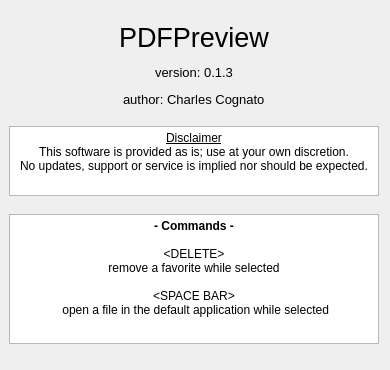
The window that PDFPreview/gui/ui_about.ui (FlyBoy8869/PDFPreview) describes before a commit, drawn with Qt 5.
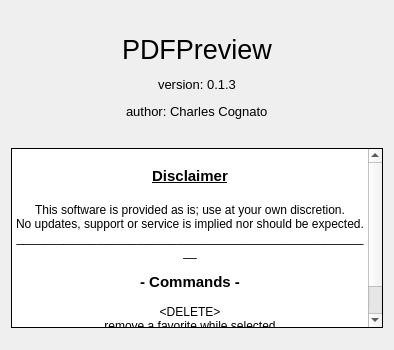
The same window after the commit.

Commit message: About dialog reformating

The edit to the form file:
```diff
--- a/PDFPreview/gui/ui_about.ui
+++ b/PDFPreview/gui/ui_about.ui
@@ -6,118 +6,22 @@
    <rect>
     <x>0</x>
     <y>0</y>
-    <width>390</width>
-    <height>370</height>
+    <width>394</width>
+    <height>350</height>
    </rect>
   </property>
   <property name="maximumSize">
    <size>
-    <width>390</width>
-    <height>370</height>
+    <width>394</width>
+    <height>350</height>
    </size>
   </property>
   <property name="windowTitle">
    <string>About</string>
   </property>
-  <widget class="QTextEdit" name="textEdit">
-   <property name="geometry">
-    <rect>
-     <x>9</x>
-     <y>126</y>
-     <width>370</width>
-     <height>70</height>
-    </rect>
-   </property>
-   <property name="sizePolicy">
-    <sizepolicy hsizetype="Fixed" vsizetype="Fixed">
-     <horstretch>0</horstretch>
-     <verstretch>0</verstretch>
-    </sizepolicy>
-   </property>
-   <property name="minimumSize">
-    <size>
-     <width>370</width>
-     <height>70</height>
-    </size>
-   </property>
-   <property name="maximumSize">
-    <size>
-     <width>16777215</width>
-     <height>70</height>
-    </size>
-   </property>
-   <property name="readOnly">
-    <bool>true</bool>
-   </property>
-   <property name="html">
-    <string>&lt;!DOCTYPE HTML PUBLIC &quot;-//W3C//DTD HTML 4.0//EN&quot; &quot;http://www.w3.org/TR/REC-html40/strict.dtd&quot;&gt;
-&lt;html&gt;&lt;head&gt;&lt;meta name=&quot;qrichtext&quot; content=&quot;1&quot; /&gt;&lt;meta charset=&quot;utf-8&quot; /&gt;&lt;style type=&quot;text/css&quot;&gt;
-p, li { white-space: pre-wrap; }
-hr { height: 1px; border-width: 0; }
-li.unchecked::marker { content: &quot;\2610&quot;; }
-li.checked::marker { content: &quot;\2612&quot;; }
-&lt;/style&gt;&lt;/head&gt;&lt;body style=&quot; font-family:'Segoe UI'; font-size:9pt; font-weight:400; font-style:normal;&quot;&gt;
-&lt;p align=&quot;center&quot; style=&quot; margin-top:0px; margin-bottom:0px; margin-left:0px; margin-right:0px; -qt-block-indent:0; text-indent:0px;&quot;&gt;&lt;span style=&quot; text-decoration: underline;&quot;&gt;Disclaimer&lt;/span&gt;&lt;/p&gt;
-&lt;p align=&quot;center&quot; style=&quot; margin-top:0px; margin-bottom:0px; margin-left:0px; margin-right:0px; -qt-block-indent:0; text-indent:0px;&quot;&gt;This software is provided as is; use at your own discretion.&lt;/p&gt;
-&lt;p align=&quot;center&quot; style=&quot; margin-top:0px; margin-bottom:0px; margin-left:0px; margin-right:0px; -qt-block-indent:0; text-indent:0px;&quot;&gt;No updates, support or service is implied nor should be expected.&lt;/p&gt;&lt;/body&gt;&lt;/html&gt;</string>
-   </property>
-  </widget>
-  <widget class="QTextEdit" name="textEdit_2">
-   <property name="geometry">
-    <rect>
-     <x>9</x>
-     <y>214</y>
-     <width>370</width>
-     <height>130</height>
-    </rect>
-   </property>
-   <property name="sizePolicy">
-    <sizepolicy hsizetype="Fixed" vsizetype="Fixed">
-     <horstretch>0</horstretch>
-     <verstretch>0</verstretch>
-    </sizepolicy>
-   </property>
-   <property name="minimumSize">
-    <size>
-     <width>370</width>
-     <height>90</height>
-    </size>
-   </property>
-   <property name="maximumSize">
-    <size>
-     <width>16777215</width>
-     <height>130</height>
-    </size>
-   </property>
-   <property name="readOnly">
-    <bool>true</bool>
-   </property>
-   <property name="html">
-    <string>&lt;!DOCTYPE HTML PUBLIC &quot;-//W3C//DTD HTML 4.0//EN&quot; &quot;http://www.w3.org/TR/REC-html40/strict.dtd&quot;&gt;
-&lt;html&gt;&lt;head&gt;&lt;meta name=&quot;qrichtext&quot; content=&quot;1&quot; /&gt;&lt;meta charset=&quot;utf-8&quot; /&gt;&lt;style type=&quot;text/css&quot;&gt;
-p, li { white-space: pre-wrap; }
-hr { height: 1px; border-width: 0; }
-li.unchecked::marker { content: &quot;\2610&quot;; }
-li.checked::marker { content: &quot;\2612&quot;; }
-&lt;/style&gt;&lt;/head&gt;&lt;body style=&quot; font-family:'Segoe UI'; font-size:9pt; font-weight:400; font-style:normal;&quot;&gt;
-&lt;p align=&quot;center&quot; style=&quot; margin-top:0px; margin-bottom:0px; margin-left:0px; margin-right:0px; -qt-block-indent:0; text-indent:0px;&quot;&gt;&lt;span style=&quot; font-weight:700;&quot;&gt;- Commands -&lt;/span&gt;&lt;/p&gt;
-&lt;p align=&quot;center&quot; style=&quot;-qt-paragraph-type:empty; margin-top:0px; margin-bottom:0px; margin-left:0px; margin-right:0px; -qt-block-indent:0; text-indent:0px;&quot;&gt;&lt;br /&gt;&lt;/p&gt;
-&lt;p align=&quot;center&quot; style=&quot; margin-top:0px; margin-bottom:0px; margin-left:0px; margin-right:0px; -qt-block-indent:0; text-indent:0px;&quot;&gt;&amp;lt;DELETE&amp;gt;&lt;/p&gt;
-&lt;p align=&quot;center&quot; style=&quot; margin-top:0px; margin-bottom:0px; margin-left:0px; margin-right:0px; -qt-block-indent:0; text-indent:0px;&quot;&gt;remove a favorite while selected&lt;/p&gt;
-&lt;p align=&quot;center&quot; style=&quot;-qt-paragraph-type:empty; margin-top:0px; margin-bottom:0px; margin-left:0px; margin-right:0px; -qt-block-indent:0; text-indent:0px;&quot;&gt;&lt;br /&gt;&lt;/p&gt;
-&lt;p align=&quot;center&quot; style=&quot; margin-top:0px; margin-bottom:0px; margin-left:0px; margin-right:0px; -qt-block-indent:0; text-indent:0px;&quot;&gt;&amp;lt;SPACE BAR&amp;gt;&lt;/p&gt;
-&lt;p align=&quot;center&quot; style=&quot; margin-top:0px; margin-bottom:0px; margin-left:0px; margin-right:0px; -qt-block-indent:0; text-indent:0px;&quot;&gt; open a file in the default application while selected&lt;/p&gt;&lt;/body&gt;&lt;/html&gt;</string>
-   </property>
-  </widget>
+  <layout class="QVBoxLayout" name="verticalLayout_2">
+   <item>
   <widget class="QFrame" name="frame">
-   <property name="geometry">
-    <rect>
-     <x>9</x>
-     <y>9</y>
-     <width>370</width>
-     <height>111</height>
-    </rect>
-   </property>
    <property name="maximumSize">
     <size>
      <width>16777215</width>
@@ -280,6 +184,66 @@
     </item>
    </layout>
   </widget>
+   </item>
+   <item>
+    <widget class="QTextEdit" name="textEdit">
+     <property name="sizePolicy">
+      <sizepolicy hsizetype="Expanding" vsizetype="Expanding">
+       <horstretch>0</horstretch>
+       <verstretch>0</verstretch>
+      </sizepolicy>
+     </property>
+     <property name="minimumSize">
+      <size>
+       <width>370</width>
+       <height>160</height>
+      </size>
+     </property>
+     <property name="maximumSize">
+      <size>
+       <width>16777215</width>
+       <height>180</height>
+      </size>
+     </property>
+     <property name="styleSheet">
+      <string notr="true">QTextEdit {
+	background-color: &quot;gray&quot;;
+}</string>
+     </property>
+     <property name="frameShape">
+      <enum>QFrame::Shape::Box</enum>
+     </property>
+     <property name="frameShadow">
+      <enum>QFrame::Shadow::Plain</enum>
+     </property>
+     <property name="readOnly">
+      <bool>true</bool>
+     </property>
+     <property name="html">
+      <string>&lt;!DOCTYPE HTML PUBLIC &quot;-//W3C//DTD HTML 4.0//EN&quot; &quot;http://www.w3.org/TR/REC-html40/strict.dtd&quot;&gt;
+&lt;html&gt;&lt;head&gt;&lt;meta name=&quot;qrichtext&quot; content=&quot;1&quot; /&gt;&lt;meta charset=&quot;utf-8&quot; /&gt;&lt;style type=&quot;text/css&quot;&gt;
+p, li { white-space: pre-wrap; }
+hr { height: 1px; border-width: 0; }
+li.unchecked::marker { content: &quot;\2610&quot;; }
+li.checked::marker { content: &quot;\2612&quot;; }
+&lt;/style&gt;&lt;/head&gt;&lt;body style=&quot; font-family:'.AppleSystemUIFont'; font-size:13pt; font-weight:400; font-style:normal;&quot;&gt;
+&lt;p align=&quot;center&quot; style=&quot; margin-top:0px; margin-bottom:0px; margin-left:0px; margin-right:0px; -qt-block-indent:0; text-indent:0px;&quot;&gt;&lt;span style=&quot; font-size:9pt;&quot;&gt; &lt;/span&gt;&lt;/p&gt;
+&lt;p align=&quot;center&quot; style=&quot; margin-top:0px; margin-bottom:0px; margin-left:0px; margin-right:0px; -qt-block-indent:0; text-indent:0px;&quot;&gt;&lt;span style=&quot; font-family:'Segoe UI'; font-size:11pt; font-weight:700; text-decoration: underline;&quot;&gt;Disclaimer&lt;/span&gt;&lt;/p&gt;
+&lt;p align=&quot;center&quot; style=&quot;-qt-paragraph-type:empty; margin-top:0px; margin-bottom:0px; margin-left:0px; margin-right:0px; -qt-block-indent:0; text-indent:0px; font-family:'Segoe UI'; font-size:11pt; font-weight:700; text-decoration: underline;&quot;&gt;&lt;br /&gt;&lt;/p&gt;
+&lt;p align=&quot;center&quot; style=&quot; margin-top:0px; margin-bottom:0px; margin-left:0px; margin-right:0px; -qt-block-indent:0; text-indent:0px;&quot;&gt;&lt;span style=&quot; font-family:'Segoe UI'; font-size:9pt;&quot;&gt;This software is provided as is; use at your own discretion.&lt;/span&gt;&lt;/p&gt;
+&lt;p align=&quot;center&quot; style=&quot; margin-top:0px; margin-bottom:0px; margin-left:0px; margin-right:0px; -qt-block-indent:0; text-indent:0px;&quot;&gt;&lt;span style=&quot; font-family:'Segoe UI'; font-size:9pt;&quot;&gt;No updates, support or service is implied nor should be expected.&lt;/span&gt;&lt;/p&gt;
+&lt;p align=&quot;center&quot; style=&quot; margin-top:0px; margin-bottom:0px; margin-left:0px; margin-right:0px; -qt-block-indent:0; text-indent:0px;&quot;&gt;&lt;span style=&quot; font-family:'Segoe UI'; font-size:9pt;&quot;&gt;______________________________________________________&lt;/span&gt;&lt;/p&gt;
+&lt;p align=&quot;center&quot; style=&quot;-qt-paragraph-type:empty; margin-top:0px; margin-bottom:0px; margin-left:0px; margin-right:0px; -qt-block-indent:0; text-indent:0px; font-family:'Segoe UI'; font-size:9pt;&quot;&gt;&lt;br /&gt;&lt;/p&gt;
+&lt;p align=&quot;center&quot; style=&quot; margin-top:0px; margin-bottom:0px; margin-left:0px; margin-right:0px; -qt-block-indent:0; text-indent:0px;&quot;&gt;&lt;span style=&quot; font-family:'Segoe UI'; font-size:11pt; font-weight:700;&quot;&gt;- Commands -&lt;/span&gt;&lt;/p&gt;
+&lt;p align=&quot;center&quot; style=&quot;-qt-paragraph-type:empty; margin-top:0px; margin-bottom:0px; margin-left:0px; margin-right:0px; -qt-block-indent:0; text-indent:0px; font-family:'Segoe UI'; font-size:9pt;&quot;&gt;&lt;br /&gt;&lt;/p&gt;
+&lt;p align=&quot;center&quot; style=&quot; margin-top:0px; margin-bottom:0px; margin-left:0px; margin-right:0px; -qt-block-indent:0; text-indent:0px;&quot;&gt;&lt;span style=&quot; font-family:'Segoe UI'; font-size:9pt;&quot;&gt;&amp;lt;DELETE&amp;gt;&lt;/span&gt;&lt;/p&gt;
+&lt;p align=&quot;center&quot; style=&quot; margin-top:0px; margin-bottom:0px; margin-left:0px; margin-right:0px; -qt-block-indent:0; text-indent:0px;&quot;&gt;&lt;span style=&quot; font-family:'Segoe UI'; font-size:9pt;&quot;&gt;remove a favorite while selected&lt;/span&gt;&lt;/p&gt;
+&lt;p align=&quot;center&quot; style=&quot; margin-top:0px; margin-bottom:0px; margin-left:0px; margin-right:0px; -qt-block-indent:0; text-indent:0px;&quot;&gt;&lt;span style=&quot; font-family:'Segoe UI'; font-size:9pt;&quot;&gt;&amp;lt;SPACE BAR&amp;gt;&lt;/span&gt;&lt;/p&gt;
+&lt;p align=&quot;center&quot; style=&quot; margin-top:0px; margin-bottom:0px; margin-left:0px; margin-right:0px; -qt-block-indent:0; text-indent:0px;&quot;&gt;&lt;span style=&quot; font-family:'Segoe UI'; font-size:9pt;&quot;&gt; open a file in the default application while selected&lt;/span&gt;&lt;/p&gt;&lt;/body&gt;&lt;/html&gt;</string>
+     </property>
+    </widget>
+   </item>
+  </layout>
  </widget>
  <resources/>
  <connections/>
```
Lines whose indentation alone changed are shown as unchanged.
